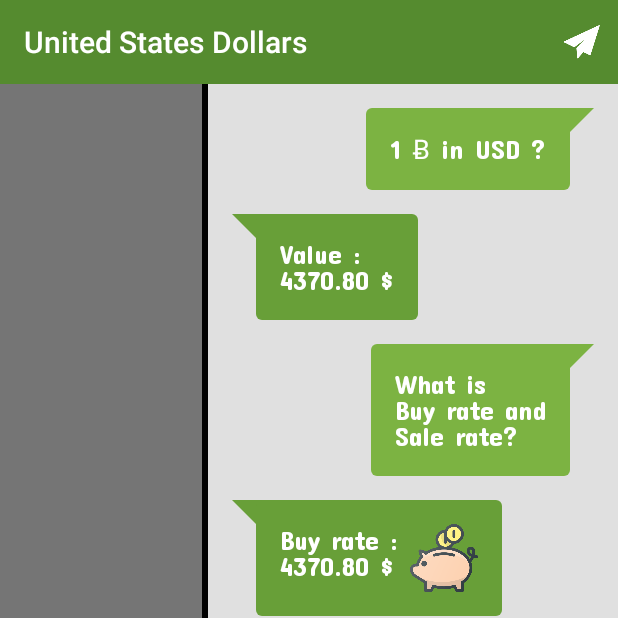
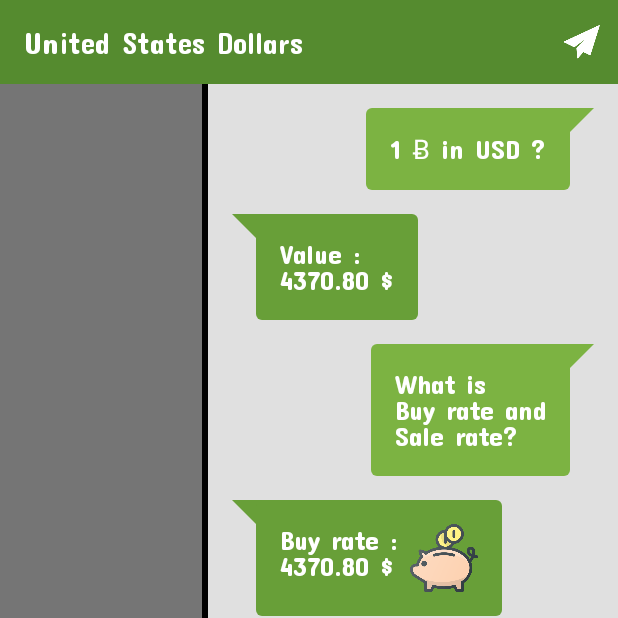
Before and after one commit to anish59/BitcoinMarket, an Android app: the screen it shows after launch (MainActivity), on a phone screen of 412 x 824 dp, the top half of it. Run offline under Robolectric (Android 15) with nearby library versions, the phone set to English and light mode, and no system bars; libraries missing offline, so code that uses them is left out: com.hanks.htextview, retrofit2.adapter.rxjava; 6 statements that could not run were skipped.

```diff
--- a/app/src/main/java/com/blackbracket/bitcoinmarket/MainActivity.java
+++ b/app/src/main/java/com/blackbracket/bitcoinmarket/MainActivity.java
@@ -1,6 +1,8 @@
 package com.blackbracket.bitcoinmarket;
 
+import android.app.Activity;
 import android.content.Context;
+import android.graphics.Typeface;
 import android.os.Bundle;
 import android.support.design.widget.FloatingActionButton;
 import android.support.v4.widget.SwipeRefreshLayout;
@@ -11,6 +13,7 @@ import android.support.v7.widget.Toolbar;
 import android.util.Log;
 import android.view.Menu;
 import android.view.MenuItem;
+import android.view.View;
 import android.widget.ImageView;
 import android.widget.LinearLayout;
 import android.widget.TextView;
@@ -139,6 +142,7 @@ public class MainActivity extends AppCompatActivity {
         layoutCountries = (LinearLayout) findViewById(R.id.layoutCountries);
         rvCurrencyItems = (RecyclerView) findViewById(R.id.rvCurrencyItems);
         FunctionHelper.initToolbar(MainActivity.this, toolbar, "United States Dollars ", "");
+        applyFontForToolbarTitle(context, toolbar);
     }
 
     @Override
@@ -297,4 +301,19 @@ public class MainActivity extends AppCompatActivity {
         }
         return super.onOptionsItemSelected(item);
     }
+
+    public static void applyFontForToolbarTitle(Context context, Toolbar toolbar) {
+        for (int i = 0; i < toolbar.getChildCount(); i++) {
+            View view = toolbar.getChildAt(i);
+            if (view instanceof TextView) {
+                TextView tv = (TextView) view;
+                Typeface titleFont = Typeface.
+                        createFromAsset(context.getAssets(), "ConcertOneRegular.ttf");
+                if (tv.getText().equals(toolbar.getTitle())) {
+                    tv.setTypeface(titleFont);
+                    break;
+                }
+            }
+        }
+    }
 }
--- a/app/src/main/res/layout/activity_splash_screen.xml
+++ b/app/src/main/res/layout/activity_splash_screen.xml
@@ -26,7 +26,7 @@
         android:padding="@dimen/dimen_8dp"
         android:text="@string/bitcoin_market"
         android:textColor="@color/colorWhite"
-        android:textSize="@dimen/dimen_32sp"
+        android:textSize="@dimen/dimen_22sp"
         app:charIncrease="1"
         app:font="@string/FrijoleRegular"
         app:typerSpeed="100" />
--- a/app/src/main/res/values/strings.xml
+++ b/app/src/main/res/values/strings.xml
@@ -1,5 +1,5 @@
 <resources>
-    <string name="app_name"> Market</string>
+    <string name="app_name">BitCoin Market</string>
     <string name="countries">Countries</string>
     <string name="what_is_bit_coin">What is Bit-Coin ?</string>
     <string name="one_bitcoin"> 1 Ƀ in USD ?</string>
```
